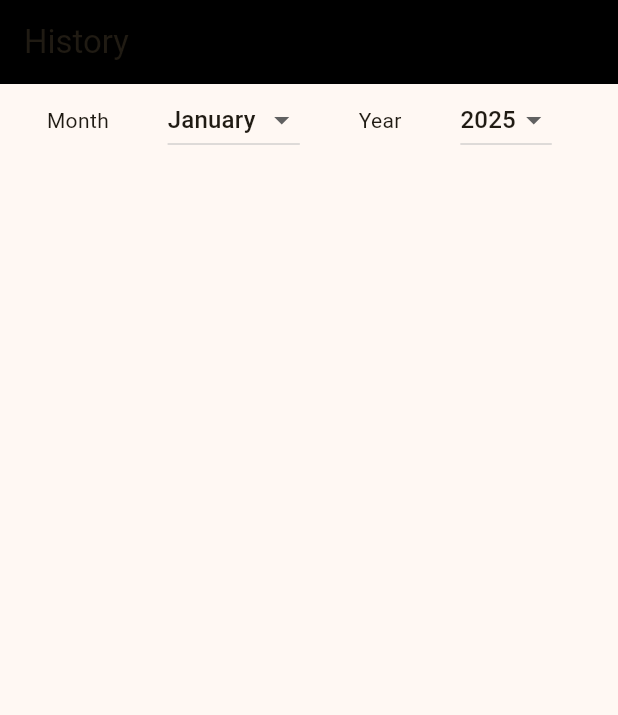
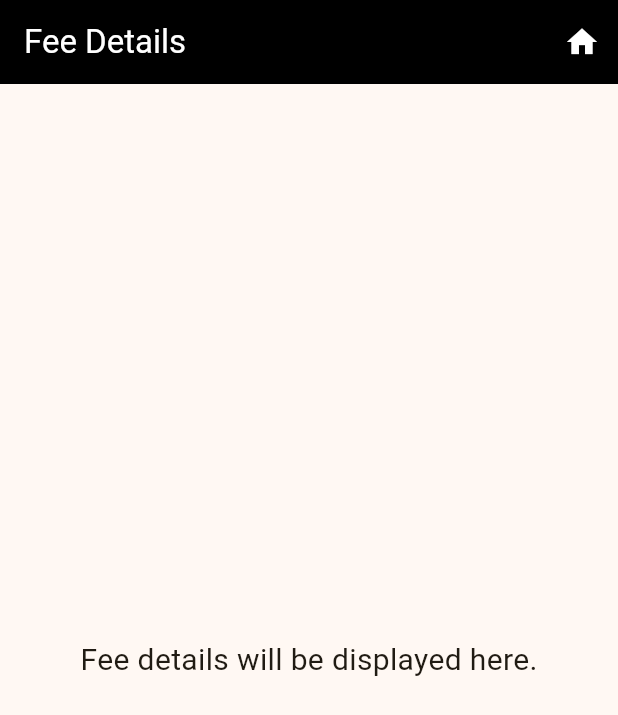
Before and after one commit to HMKazmi/Pulse1, a Flutter app: the screen it shows after launch, on a phone screen of 412 x 824 dp. Shown: the top 715 px of the screen. Run offline on Flutter 3.47's test engine with Material 3 defaults, Android fonts, the light colour scheme and no system bars; our stand-ins replace lucide_icons; missing offline and left inert: dart:ffi.

Commit message:
Create simple Fee Management Screen

```diff
--- a/lib/main.dart
+++ b/lib/main.dart
@@ -1,6 +1,7 @@
 import 'package:flutter/material.dart';
 import 'package:pulse1/views/AttendanceScreen.dart';
 import 'package:pulse1/views/AuthScreen.dart';
+import 'package:pulse1/views/FeeScreen.dart';
 import 'package:pulse1/views/HistoryScreen.dart';
 import 'package:pulse1/views/HomeScreen.dart';
 
@@ -34,7 +35,9 @@ class MyApp extends StatelessWidget {
         // tested with just a hot reload.
         colorScheme: ColorScheme.fromSeed(seedColor: const Color.fromARGB(255, 255, 187, 15)),
       ),
-      home: const HistoryScreen(),
+
+      home: const FeeScreen(),
+      // home: const HistoryScreen(),
       // home: const AttendanceScreen(),
       // home: const HomeScreen(),
       // home: const AuthScreen(),
--- /dev/null
+++ b/lib/views/FeeScreen.dart
@@ -0,0 +1,94 @@
+import 'dart:ffi';
+
+import 'package:flutter/material.dart';
+
+class FeeScreen extends StatefulWidget {
+  const FeeScreen({super.key});
+
+  @override
+  State<FeeScreen> createState() => _FeeScreenState();
+}
+
+class _FeeScreenState extends State<FeeScreen> {
+  FeeDetails fee1 = FeeDetails(
+    studentId: 101,
+    studentName: 'Alice Johnson',
+    studentgrade: 'Grade 3',
+    feeType: 'Tuition',
+    feeMonth: 'January',
+    voucherNumber: 5001,
+    amount: 2500.00,
+    isPaid: true,
+  );
+
+  FeeDetails fee2 = FeeDetails(
+    studentId: 102,
+    studentName: 'Brian Smith',
+    studentgrade: 'Grade 4',
+    feeType: 'Transport',
+    feeMonth: 'February',
+    voucherNumber: 5002,
+    amount: 1200.00,
+    isPaid: false,
+  );
+
+  FeeDetails fee3 = FeeDetails(
+    studentId: 103,
+    studentName: 'Catherine Lee',
+    studentgrade: 'Grade 2',
+    feeType: 'Lab',
+    feeMonth: 'March',
+    voucherNumber: 5003,
+    amount: 800.50,
+    isPaid: true,
+  );
+
+
+  @override
+  Widget build(BuildContext context) {
+    return Scaffold(
+      appBar: AppBar(
+        title: Text('Fee Details'),
+        backgroundColor: Colors.black,
+        foregroundColor: Colors.white,
+        actions: [
+          IconButton(
+            icon: Icon(Icons.home , color: Colors.white),
+            onPressed: () {
+              // Logic to refresh fee details
+            },
+          ),
+        ],
+      ),
+      body: Center(
+        child: Text(
+          'Fee details will be displayed here.',
+          style: TextStyle(fontSize: 20),
+        ),
+      ),
+
+    );
+  }
+}
+
+class FeeDetails {
+  final int studentId;
+  final String studentName;
+  final String studentgrade;
+  final String feeType;
+  final String feeMonth;
+  final int voucherNumber;
+  final double amount;
+  final bool isPaid;
+
+  FeeDetails({
+    required this.studentId,
+    required this.studentName,
+    required this.studentgrade,
+    required this.feeType,
+    required this.feeMonth,
+    required this.voucherNumber,
+    required this.amount,
+    required this.isPaid,
+  });
+}
```
